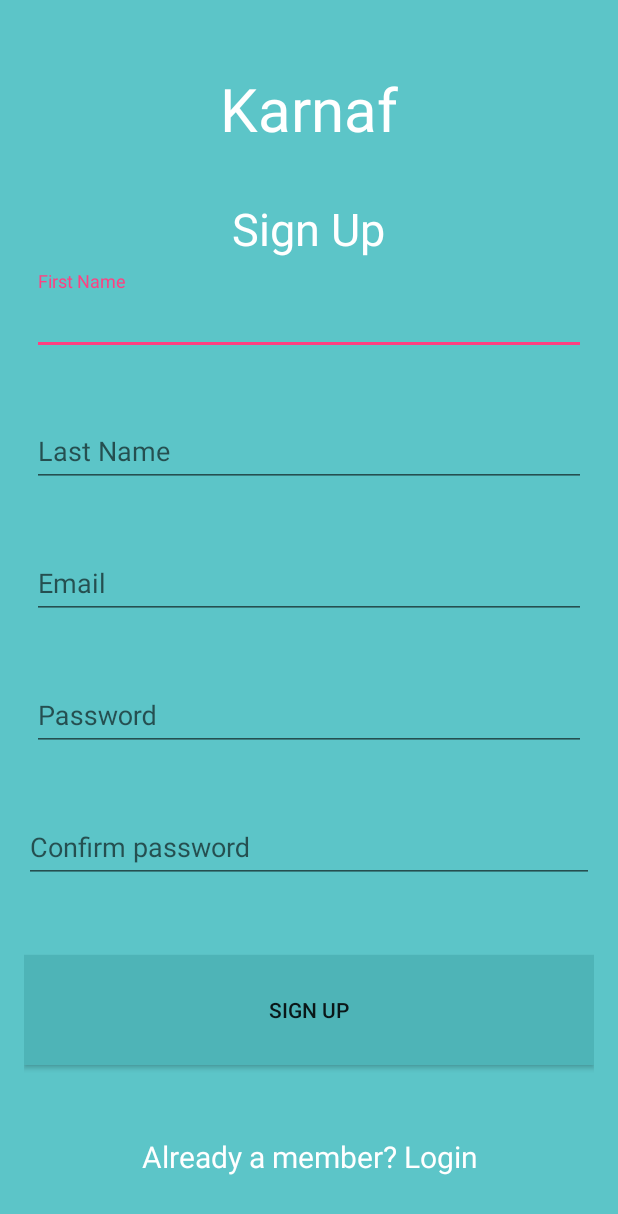
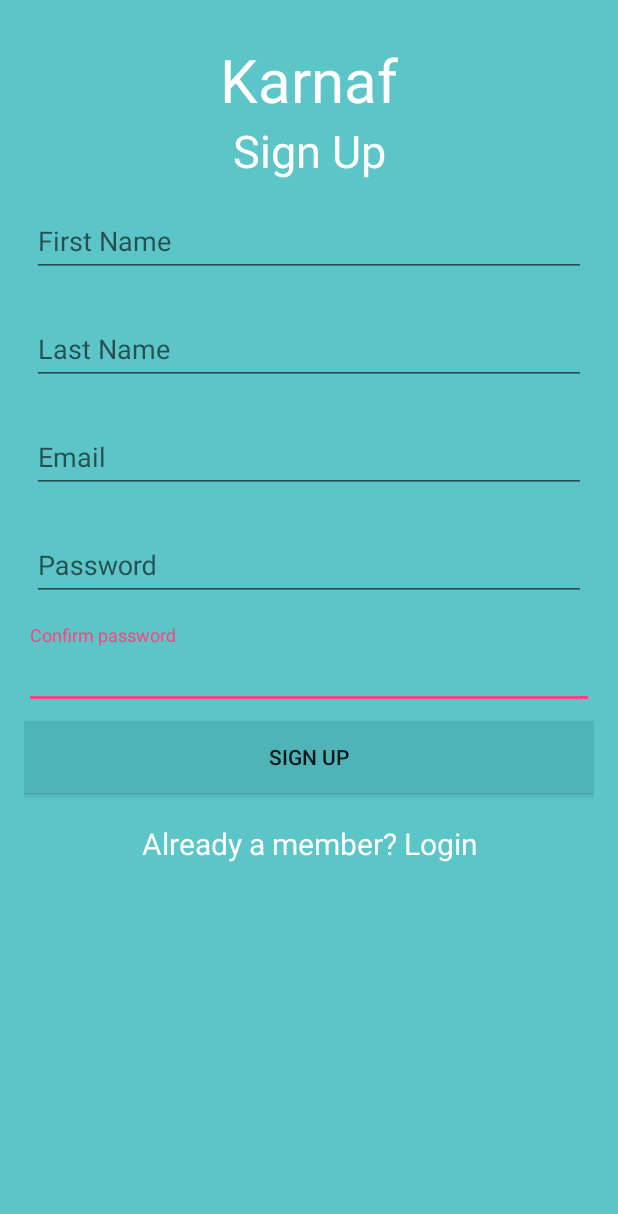
Before and after one commit to ShiraElitzur/Cafeteria_Client, an Android app: the SignUpActivity screen opened directly, with no data from a screen before it, after a tap on "SIGN UP", on a phone screen of 412 x 824 dp. Shown: the top 1214 px of the screen. Run offline under Robolectric (Android 15) with nearby library versions, the phone set to English and light mode, and no system bars.

Commit message:
SignUp validation fixed

```diff
--- a/app/src/main/java/com/cafeteria/cafeteria_client/ui/LoginActivity.java
+++ b/app/src/main/java/com/cafeteria/cafeteria_client/ui/LoginActivity.java
@@ -53,7 +53,7 @@
         super.onCreate(savedInstanceState);
         setContentView(R.layout.activity_login);
         // force portrait orientation
-        setRequestedOrientation(ActivityInfo.SCREEN_ORIENTATION_PORTRAIT);
+        //setRequestedOrientation(ActivityInfo.SCREEN_ORIENTATION_PORTRAIT);
 
         etPassword = (EditText) findViewById(R.id.etPassword);
         etMail = (EditText) findViewById(R.id.etMail);
--- a/app/src/main/java/com/cafeteria/cafeteria_client/ui/SignUpActivity.java
+++ b/app/src/main/java/com/cafeteria/cafeteria_client/ui/SignUpActivity.java
@@ -10,8 +10,11 @@
 import android.support.v7.app.AlertDialog;
 import android.support.v7.app.AppCompatActivity;
 import android.os.Bundle;
+import android.text.Editable;
+import android.text.TextWatcher;
 import android.util.Log;
 import android.view.View;
+import android.view.animation.Animation;
 import android.widget.Button;
 import android.widget.EditText;
 import android.widget.TextView;
@@ -37,79 +40,166 @@
 public class SignUpActivity extends AppCompatActivity {
 
     private SharedPreferences sharedPreferences;
-    private EditText etMail;
+    private EditText etEmail;
     private EditText etFirstName;
     private EditText etLastName;
     private EditText etPassword;
     private EditText etConfirmPassword;
     private Customer customer;
+    private boolean isValid = true;
 
     String print;
 
     private final static String SERVER_IP = "192.168.1.11";
     //private final static String SERVER_IP = "192.168.43.231";
-    private final static String USER_REGISTRATION_URL = "http://"+SERVER_IP+":8080/CafeteriaServer/rest/users/insertUser";
+    private final static String USER_REGISTRATION_URL = "http://" + SERVER_IP + ":8080/CafeteriaServer/rest/users/insertUser";
 
     @Override
     protected void onCreate(Bundle savedInstanceState) {
         super.onCreate(savedInstanceState);
         setContentView(R.layout.activity_sign_up);
 
-        setRequestedOrientation(ActivityInfo.SCREEN_ORIENTATION_PORTRAIT);
+        //setRequestedOrientation(ActivityInfo.SCREEN_ORIENTATION_PORTRAIT);
         sharedPreferences = PreferenceManager.getDefaultSharedPreferences(this);
 
 
         /* Get the components from the UI and set listeners to them */
         // The Email EditText - handle events of changes in the focus, validation check
 
-        etFirstName = (EditText)findViewById(R.id.etFirstName);
-        etLastName = (EditText)findViewById(R.id.etLastName);
-        etMail = (EditText)findViewById(R.id.etMail);
-        TextInputLayout input_layout_email = (TextInputLayout) findViewById(R.id.input_layout_email);
-        input_layout_email.setOnFocusChangeListener(new View.OnFocusChangeListener() {
+        etFirstName = (EditText) findViewById(R.id.etFirstName);
+        etLastName = (EditText) findViewById(R.id.etLastName);
+        etEmail = (EditText) findViewById(R.id.etEmail);
+        etPassword = (EditText) findViewById(R.id.etPassword);
+        etConfirmPassword = (EditText) findViewById(R.id.etConfirmPassword);
+
+
+        etFirstName.addTextChangedListener(new TextWatcher() {
             @Override
-            public void onFocusChange(View v, boolean hasFocus) {
-                if(!hasFocus) {
-                    TextInputLayout emailEdit = (TextInputLayout)v;
-                    //EditText emailEdit = (EditText)v;
-                    String emailInput = etMail.getText().toString();
-                    if (emailInput.isEmpty() || !android.util.Patterns.EMAIL_ADDRESS.matcher(emailInput).matches()) {
-                        emailEdit.setError(getResources().getString(R.string.email_address_error));
+            public void beforeTextChanged(CharSequence s, int start, int count, int after) {
+
+            }
+
+            @Override
+            public void onTextChanged(CharSequence s, int start, int before, int count) {
+
+            }
+
+            @Override
+            public void afterTextChanged(Editable s) {
+                TextInputLayout firstNameLayout = (TextInputLayout) findViewById(R.id.input_layout_firstName);
+                if (etFirstName.getText().toString().isEmpty()) {
+                    firstNameLayout.setError(getResources().getString(R.string.empty_error));
+                    isValid = false;
                 } else {
-                        emailEdit.setError(null);
-                    }
+                    firstNameLayout.setError(null);
+                    isValid = true;
                 }
             }
         });
 
-        // The Password EditText - handle events of changes in the focus, validation check
+        etLastName.addTextChangedListener(new TextWatcher() {
+            @Override
+            public void beforeTextChanged(CharSequence s, int start, int count, int after) {
 
-        etPassword = (EditText)findViewById(R.id.etPassword);
-        etPassword.setOnFocusChangeListener(new View.OnFocusChangeListener() {
+            }
+
             @Override
-            public void onFocusChange(View v, boolean hasFocus) {
-                if(!hasFocus) {
-                    EditText passwordEdit = (EditText)v;
-                    String passwordInput = passwordEdit.getText().toString();
-                    if (passwordInput.isEmpty() || passwordInput.length() < 6 || passwordInput.length() > 10 ) {
-                        passwordEdit.setError(getResources().getString(R.string.new_password_error));
+            public void onTextChanged(CharSequence s, int start, int before, int count) {
+
+            }
+
+            @Override
+            public void afterTextChanged(Editable s) {
+                TextInputLayout lastNameLayout = (TextInputLayout) findViewById(R.id.input_layout_lastName);
+                if (etLastName.getText().toString().isEmpty()) {
+                    lastNameLayout.setError(getResources().getString(R.string.empty_error));
+                    isValid = false;
                 } else {
-                        passwordEdit.setError(null);
-                    }
+                    lastNameLayout.setError(null);
+                    isValid = true;
                 }
             }
         });
 
-        etConfirmPassword = (EditText)findViewById(R.id.etConfirmPassword);
-        etConfirmPassword.setOnFocusChangeListener(new View.OnFocusChangeListener() {
+        etEmail.addTextChangedListener(new TextWatcher() {
             @Override
-            public void onFocusChange(View v, boolean hasFocus) {
-                EditText inputEdit = (EditText)v;
-                String inputString = inputEdit.getText().toString();
-                String passwordString = etPassword.getText().toString();
+            public void beforeTextChanged(CharSequence s, int start, int count, int after) {
 
-                if(!inputString.equals(passwordString)) {
-                    inputEdit.setError(getResources().getString(R.string.passwords_no_match_error));
+            }
+
+            @Override
+            public void onTextChanged(CharSequence s, int start, int before, int count) {
+
+            }
+
+            @Override
+            public void afterTextChanged(Editable s) {
+                String email = etEmail.getText().toString();
+                TextInputLayout emailInputLayout = (TextInputLayout) findViewById(R.id.input_layout_email);
+                if (!android.util.Patterns.EMAIL_ADDRESS.matcher(email).matches()) {
+                    emailInputLayout.setError(getResources().getString(R.string.email_address_error));
+                    isValid = false;
+                } else if (email.isEmpty()) {
+                    emailInputLayout.setError(getResources().getString(R.string.empty_error));
+                    isValid = false;
+                } else {
+                    emailInputLayout.setError(null);
+                    isValid = true;
+                }
+            }
+        });
+
+        etPassword.addTextChangedListener(new TextWatcher() {
+            @Override
+            public void beforeTextChanged(CharSequence s, int start, int count, int after) {
+
+            }
+
+            @Override
+            public void onTextChanged(CharSequence s, int start, int before, int count) {
+
+            }
+
+            @Override
+            public void afterTextChanged(Editable s) {
+                String password = etPassword.getText().toString();
+                TextInputLayout passwordInputLayout = (TextInputLayout) findViewById(R.id.input_layout_password);
+                if (password.length() < 6 || password.length() > 10) {
+                    passwordInputLayout.setError(getResources().getString(R.string.new_password_error));
+                    isValid = false;
+                } else if(password.isEmpty()) {
+                    passwordInputLayout.setError(getResources().getString(R.string.empty_error));
+                    isValid = false;
+                }
+                else {
+                    passwordInputLayout.setError(null);
+                    isValid = true;
+                }
+            }
+        });
+
+        etConfirmPassword.addTextChangedListener(new TextWatcher() {
+            @Override
+            public void beforeTextChanged(CharSequence s, int start, int count, int after) {
+
+            }
+
+            @Override
+            public void onTextChanged(CharSequence s, int start, int before, int count) {
+
+            }
+
+            @Override
+            public void afterTextChanged(Editable s) {
+                String confirmPassword = etConfirmPassword.getText().toString();
+                String password = etPassword.getText().toString();
+                TextInputLayout confirmPasswordInputLayout = (TextInputLayout) findViewById(R.id.input_layout_confirm_password);
+                if (!confirmPassword.equals(password)) {
+                    confirmPasswordInputLayout.setError(getResources().getString(R.string.passwords_no_match_error));
+                    isValid = false;
+                } else {
+                    confirmPasswordInputLayout.setError(null);
+                    isValid = true;
                 }
             }
         });
@@ -117,39 +207,20 @@
         // The SignUp Button - handle the event of click on the button
 
         Button signUpBtn;
-        signUpBtn = (Button)findViewById(R.id.signUpBtn);
+        signUpBtn = (Button) findViewById(R.id.signUpBtn);
         signUpBtn.setOnClickListener(new View.OnClickListener() {
             @Override
             public void onClick(View v) {
-                // if all the one of the input fields is not valid so the sign up is not authorized
-//                if( etMail.getError() != null || etPassword.getError() != null ||
-//                        etMail.getText().toString().isEmpty() ||
-//                        etPassword.getText().toString().isEmpty()
-//                        || etConfirmPassword.getError() != null
-//                        ) {
-//                    String error = getString(R.string.btn_signup_failed) + '\n';
-//                    if( etMail.getError() != null){
-//                        error += etMail.getError();
-//                        error+= "\n";
-//                    }
-//                    if (etPassword.getError() != null){
-//                        error += etPassword.getError();
-//                    }
-//                    if (etConfirmPassword.getError() != null){
-//                        error += etConfirmPassword.getError();
-//                    }
-//                    Toast.makeText(SignUpActivity.this,error,Toast.LENGTH_LONG).show();
-//                    return;
-//                }
-
-                // TODO: 13/09/2016  Add a real signUp logic (save details in db) and think about and fix the validation logic
-
+                if (isValid) {
                     new SignUpTask().execute();
+                } else {
+                    Toast.makeText(SignUpActivity.this, getString(R.string.signup_error), Toast.LENGTH_SHORT).show();
+                }
 
             }
         });
 
-        TextView loginLinkTv = (TextView)findViewById(R.id.loginLinkTv);
+        TextView loginLinkTv = (TextView) findViewById(R.id.loginLinkTv);
         loginLinkTv.setOnClickListener(new View.OnClickListener() {
             @Override
             public void onClick(View v) {
@@ -160,14 +231,14 @@
         });
     }
 
+
     @Override
     public void onBackPressed() {
         new AlertDialog.Builder(this)
                 .setIcon(android.R.drawable.ic_dialog_alert)
                 .setTitle(getString(R.string.exit_dialog_title))
                 .setMessage(getString(R.string.exit_dialog_message))
-                    .setPositiveButton(getString(R.string.exit_dialog_postive), new DialogInterface.OnClickListener()
-                    {
+                .setPositiveButton(getString(R.string.exit_dialog_postive), new DialogInterface.OnClickListener() {
                     @Override
                     public void onClick(DialogInterface dialog, int which) {
                         finish();
@@ -178,13 +249,13 @@
                 .show();
     }
 
-    private class SignUpTask extends AsyncTask<Void,Void,Boolean> {
+    private class SignUpTask extends AsyncTask<Void, Void, Boolean> {
 
         @Override
         protected void onPreExecute() {
             // create a Customer out of the edit texts
             customer = new Customer();
-            customer.setEmail(etMail.getText().toString());
+            customer.setEmail(etEmail.getText().toString());
             customer.setFirstName(etFirstName.getText().toString());
             customer.setLastName(etLastName.getText().toString());
             customer.setPassword(etPassword.getText().toString());
@@ -196,7 +267,7 @@
 
             // Request - send the customer as json to the server for insertion
             Gson gson = new Gson();
-            String jsonUser = gson.toJson(customer,Customer.class);
+            String jsonUser = gson.toJson(customer, Customer.class);
             URL url = null;
             try {
                 url = new URL(USER_REGISTRATION_URL);
@@ -229,7 +300,7 @@
 
                 con.disconnect();
 
-                if(response.toString().trim().equals("OK")) {
+                if (response.toString().trim().equals("OK")) {
                     result = true;
                 }
 //                JsonObject objectRes = new JsonParser().parse(response.toString()).getAsJsonObject();
@@ -249,17 +320,17 @@
 
         @Override
         protected void onPostExecute(Boolean result) {
-            if(result != null && result ) {
+            if (result != null && result) {
                 SharedPreferences.Editor editor = sharedPreferences.edit();
-                editor.putString("email",customer.getEmail());
-                editor.putString("user_name",customer.getFirstName());
+                editor.putString("email", customer.getEmail());
+                editor.putString("user_name", customer.getFirstName());
                 editor.apply();
 
                 Intent intent = new Intent(SignUpActivity.this, LoginActivity.class);
                 startActivity(intent);
                 SignUpActivity.this.finish();
             } else {
-                Toast.makeText(SignUpActivity.this, getResources().getString(R.string.signup_error),Toast.LENGTH_LONG).show();
+                Toast.makeText(SignUpActivity.this, getResources().getString(R.string.signup_error), Toast.LENGTH_LONG).show();
             }
 
         }
--- a/app/src/main/res/layout/activity_sign_up.xml
+++ b/app/src/main/res/layout/activity_sign_up.xml
@@ -1,22 +1,29 @@
 <?xml version="1.0" encoding="utf-8"?>
+<ScrollView xmlns:android="http://schemas.android.com/apk/res/android"
+    android:layout_width="match_parent"
+    android:layout_height="match_parent"
+    xmlns:tools="http://schemas.android.com/tools"
+    android:fitsSystemWindows="true"
+    android:background="@color/colorPrimary"
+    tools:context=".ui.SignUpActivity"
+    android:paddingBottom="@dimen/activity_vertical_margin"
+    android:paddingLeft="@dimen/activity_horizontal_margin"
+    android:paddingRight="@dimen/activity_horizontal_margin"
+    android:paddingTop="@dimen/activity_vertical_margin"
+    >
+
 <LinearLayout xmlns:android="http://schemas.android.com/apk/res/android"
     xmlns:tools="http://schemas.android.com/tools"
     android:layout_width="match_parent"
     android:layout_height="match_parent"
     android:orientation="vertical"
-    android:paddingBottom="@dimen/activity_vertical_margin"
-    android:paddingLeft="@dimen/activity_horizontal_margin"
-    android:paddingRight="@dimen/activity_horizontal_margin"
-    android:paddingTop="@dimen/activity_vertical_margin"
-    android:background="@color/colorPrimary"
-    tools:context=".ui.SignUpActivity"
     android:weightSum="10">
 
     <!--  The Title section -->
 
     <TextView
-        android:layout_width="wrap_content"
-        android:layout_height="0dp"
+        android:layout_width="match_parent"
+        android:layout_height="wrap_content"
         android:layout_weight="1"
         android:text="@string/app_name"
         android:id="@+id/signUpAppTitle"
@@ -24,38 +31,33 @@
         android:textSize="@dimen/headLines1"
         android:layout_marginTop="10dp"
         android:layout_gravity="center_horizontal"
-        android:gravity="bottom"/>
+        android:gravity="center"/>
 
     <TextView
-        android:layout_width="wrap_content"
-        android:layout_height="0dp"
+        android:layout_width="match_parent"
+        android:layout_height="wrap_content"
         android:layout_weight="1"
         android:text="@string/signup_title"
         android:textColor="@color/colorHeadlines"
         android:textSize="@dimen/headLines2"
         android:layout_gravity="center_horizontal"
-        android:gravity="bottom"/>
+        android:gravity="center"/>
 
     <!--  The edit-texts section -->
-
-    <LinearLayout
-        android:layout_width="match_parent"
-        android:layout_height="0dp"
-        android:layout_weight="6"
-        android:weightSum="5"
-        android:orientation="vertical">
 
         <android.support.design.widget.TextInputLayout
             android:id="@+id/input_layout_firstName"
             android:layout_width="match_parent"
-            android:layout_height="0dp"
-            android:layout_weight="1"
+            android:layout_height="wrap_content"
             android:layout_marginTop="8dp"
             android:layout_marginBottom="8dp"
             android:paddingStart="5dp"
-            android:paddingEnd="5dp">
+            android:paddingEnd="5dp"
+            android:layout_weight="0.5"
+            >
 
             <EditText
+                android:layout_weight="0.5"
                 android:id="@+id/etFirstName"
                 android:layout_width="match_parent"
                 android:layout_height="wrap_content"
@@ -67,14 +69,16 @@
         <android.support.design.widget.TextInputLayout
             android:id="@+id/input_layout_lastName"
             android:layout_width="match_parent"
-            android:layout_height="0dp"
-            android:layout_weight="1"
+            android:layout_height="wrap_content"
             android:layout_marginTop="8dp"
             android:layout_marginBottom="8dp"
             android:paddingStart="5dp"
-            android:paddingEnd="5dp">
+            android:paddingEnd="5dp"
+            android:layout_weight="0.5"
+            >
 
             <EditText
+                android:layout_weight="0.5"
                 android:id="@+id/etLastName"
                 android:layout_width="match_parent"
                 android:layout_height="wrap_content"
@@ -86,16 +90,17 @@
         <android.support.design.widget.TextInputLayout
             android:id="@+id/input_layout_email"
             android:layout_width="match_parent"
-            android:layout_height="0dp"
-            android:layout_weight="1"
+            android:layout_height="wrap_content"
             android:layout_marginTop="8dp"
             android:layout_marginBottom="8dp"
             android:paddingStart="5dp"
             android:paddingEnd="5dp"
+            android:layout_weight="0.5"
             >
 
             <EditText
-                android:id="@+id/etMail"
+                android:layout_weight="0.5"
+                android:id="@+id/etEmail"
                 android:layout_width="match_parent"
                 android:layout_height="wrap_content"
                 android:inputType="textEmailAddress"
@@ -107,14 +112,16 @@
         <android.support.design.widget.TextInputLayout
             android:id="@+id/input_layout_password"
             android:layout_width="match_parent"
-            android:layout_height="0dp"
-            android:layout_weight="1"
+            android:layout_height="wrap_content"
             android:layout_marginTop="8dp"
             android:layout_marginBottom="8dp"
             android:paddingStart="5dp"
-            android:paddingEnd="5dp">
+            android:paddingEnd="5dp"
+            android:layout_weight="0.5"
+            >
 
             <EditText
+                android:layout_weight="0.5"
                 android:inputType="textVisiblePassword"
                 android:id="@+id/etPassword"
                 android:layout_width="match_parent"
@@ -126,12 +133,14 @@
         <android.support.design.widget.TextInputLayout
             android:id="@+id/input_layout_confirm_password"
             android:layout_width="match_parent"
-            android:layout_height="0dp"
-            android:layout_weight="1"
+            android:layout_height="wrap_content"
             android:layout_marginTop="8dp"
-            android:layout_marginBottom="8dp">
+            android:layout_marginBottom="8dp"
+            android:layout_weight="0.5"
+            >
 
             <EditText
+                android:layout_weight="0.5"
                 android:inputType="textVisiblePassword"
                 android:id="@+id/etConfirmPassword"
                 android:layout_width="match_parent"
@@ -140,25 +149,23 @@
 
         </android.support.design.widget.TextInputLayout>
 
-    </LinearLayout>
-
     <!-- Button and login link -->
 
     <android.support.v7.widget.AppCompatButton
-        android:layout_height="0dp"
+        android:layout_height="wrap_content"
         android:layout_weight="1"
         android:layout_width="match_parent"
         android:text="@string/signUpBtnText"
         android:id="@+id/signUpBtn"
         android:background="@color/colorPrimaryDark"
-        android:layout_marginTop="24dp"
-        android:layout_marginBottom="24dp"/>
+        />
 
     <TextView
+        android:layout_marginTop="20dp"
         android:id="@+id/loginLinkTv"
-        android:layout_width="wrap_content"
-        android:layout_height="0dp"
-        android:layout_weight="1"
+        android:layout_width="match_parent"
+        android:layout_height="wrap_content"
+        android:layout_weight="2"
         android:text="@string/login_text"
         android:textSize="@dimen/headLines3"
         android:textColor="@color/colorHeadlines"
@@ -166,3 +173,4 @@
         android:gravity="center"/>
 
 </LinearLayout>
+</ScrollView>
--- a/app/src/main/res/values/strings.xml
+++ b/app/src/main/res/values/strings.xml
@@ -33,10 +33,12 @@
     <string name="email_address_error">Enter a valid email address</string>
     <string name="new_password_error">Must be 6-10 characters</string>
     <string name="passwords_no_match_error">Passwords are not equal</string>
+    <string name="empty_error">Field can\'t be empty</string>
     <string name="hint_firstname">First Name</string>
     <string name="hint_lastname">Last Name</string>
     <string name="hint_email">Email</string>
     <string name="hint_password">Password</string>
+    <string name="signup_error">Some of the details aren\'t correct</string>
     <!--SignUp Activity End-->
 
     <!--Exit Alert Dialog-->
@@ -99,7 +101,6 @@
     <!--AboutApp Dialog-->
     <string name="dialog_tv_description">This app is good, use it.</string>
     <string name="dialog_tv_version">Version 1.0</string>
-    <string name="signup_error">SignUp failed</string>
     <string name="guest_user">Hello Guest</string>
     <string name="update_meal">Update</string>
     <string name="succesful_edit_meal">Your meal was update succesfuly</string>
```
Also changed, not shown: app/src/main/res/layout/activity_login.xml (+9 -3 lines), 1 other file. Lines whose indentation alone changed are shown as unchanged.
